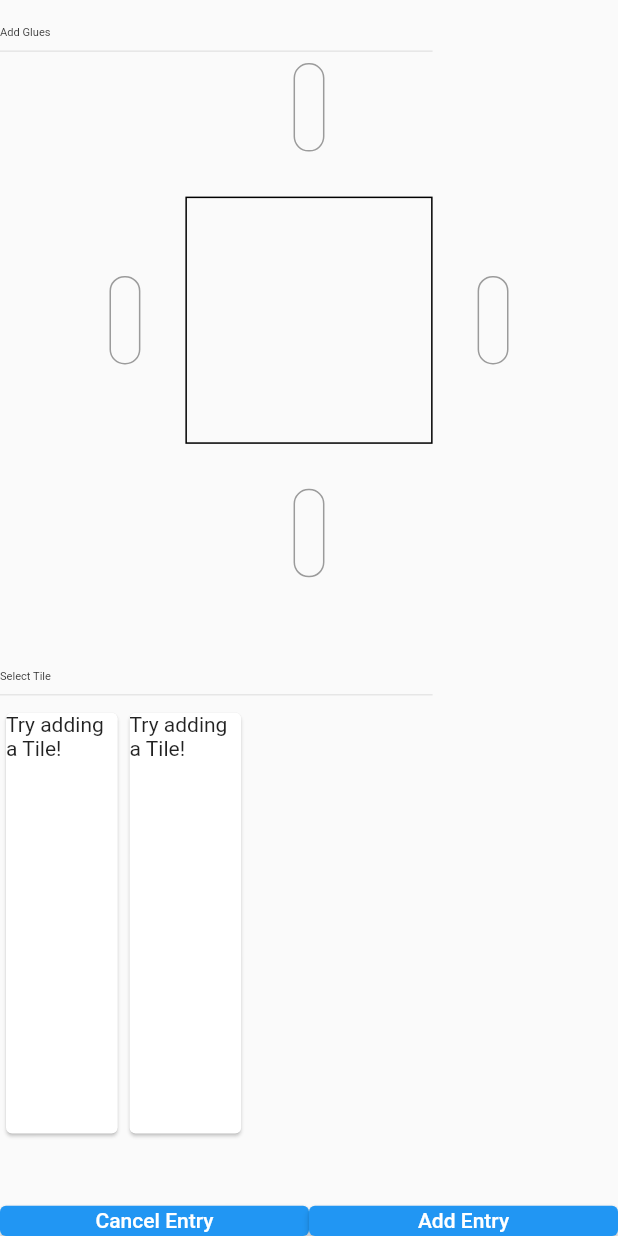
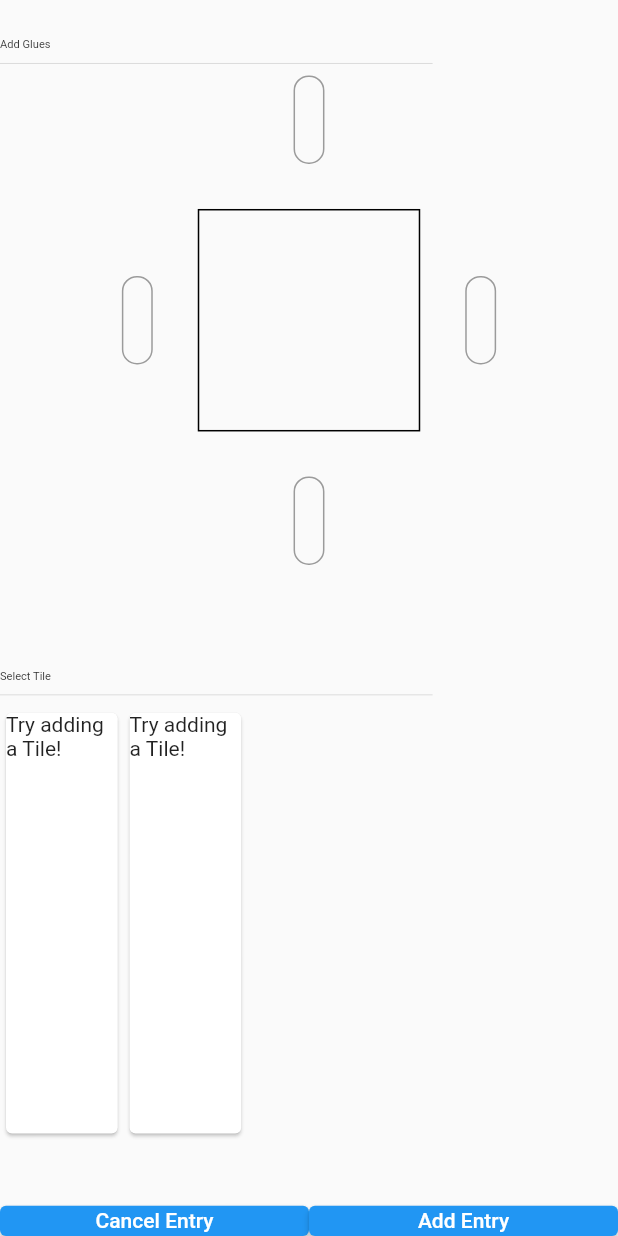
Before and after one commit to dangersflow/pats-project, a Flutter app: the TileSelectorWithPool widget shown alone on an empty page, opened directly with empty values, on a phone screen of 412 x 824 dp. Run offline on Flutter 3.47's test engine with Material 2 defaults, Android fonts, the phone set to English and light mode, and no system bars; drawn by our look-alikes of flutter_layout_grid; our stand-ins replace animate_do, cached_network_image, cloud_firestore, firebase_core, firebase_storage, flutter_colorpicker and 3 more; missing offline and left inert: firebase_image; accounts and stored records are empty.

Commit message:
modified resizing prop on tileWithGlues

```diff
--- a/lib/components/tile_selector with_pool.dart
+++ b/lib/components/tile_selector with_pool.dart
@@ -134,13 +134,13 @@
                     Padding(padding: EdgeInsets.fromLTRB(0, 0, 30, 0)),
                     widget.hasSelectedTile
                         ? SizedBox(
-                            height: MediaQuery.of(context).size.height * 0.2,
-                            width: MediaQuery.of(context).size.height * 0.2,
+                            height: MediaQuery.of(context).size.height * 0.18,
+                            width: MediaQuery.of(context).size.height * 0.18,
                             child: widget.currentTileSelected,
                           )
                         : Container(
-                            height: MediaQuery.of(context).size.height * 0.2,
-                            width: MediaQuery.of(context).size.height * 0.2,
+                            height: MediaQuery.of(context).size.height * 0.18,
+                            width: MediaQuery.of(context).size.height * 0.18,
                             decoration: BoxDecoration(
                                 border: Border.all(color: Colors.black)),
                           ),
```
